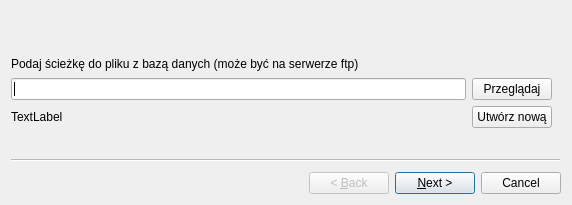
Old version of the form ustawieniawstepne.ui in the repository twardakm/zarzadzanie_projektami.
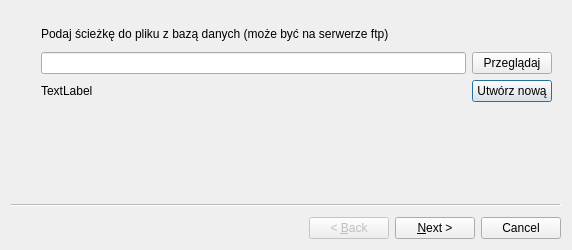
New version of the form.

What changed in the file:
```diff
--- a/ustawieniawstepne.ui
+++ b/ustawieniawstepne.ui
@@ -7,19 +7,19 @@
     <x>0</x>
     <y>0</y>
     <width>572</width>
-    <height>205</height>
+    <height>250</height>
    </rect>
   </property>
   <property name="minimumSize">
    <size>
     <width>572</width>
-    <height>205</height>
+    <height>250</height>
    </size>
   </property>
   <property name="maximumSize">
    <size>
     <width>572</width>
-    <height>205</height>
+    <height>250</height>
    </size>
   </property>
   <property name="windowTitle">
@@ -29,20 +29,37 @@
    <widget class="QWidget" name="gridLayoutWidget">
     <property name="geometry">
      <rect>
-      <x>0</x>
-      <y>0</y>
-      <width>541</width>
-      <height>117</height>
+      <x>30</x>
+      <y>-10</y>
+      <width>511</width>
+      <height>101</height>
      </rect>
     </property>
     <layout class="QGridLayout" name="gridLayout_2">
      <property name="topMargin">
-      <number>45</number>
+      <number>20</number>
      </property>
-     <item row="1" column="0">
+     <item row="4" column="1">
+      <widget class="QPushButton" name="utworz">
+       <property name="text">
+        <string>Utwórz nową</string>
+       </property>
+      </widget>
+     </item>
+     <item row="4" column="0">
+      <widget class="QLabel" name="blad">
+       <property name="text">
+        <string>TextLabel</string>
+       </property>
+       <property name="textFormat">
+        <enum>Qt::AutoText</enum>
+       </property>
+      </widget>
+     </item>
+     <item row="2" column="0">
       <widget class="QLineEdit" name="sciezka"/>
      </item>
-     <item row="1" column="1">
+     <item row="2" column="1">
       <widget class="QPushButton" name="przegladaj">
        <property name="text">
         <string>Przeglądaj</string>
@@ -56,23 +73,6 @@
        </property>
       </widget>
      </item>
-     <item row="2" column="0">
-      <widget class="QLabel" name="blad">
-       <property name="text">
-        <string>TextLabel</string>
-       </property>
-       <property name="textFormat">
-        <enum>Qt::AutoText</enum>
-       </property>
-      </widget>
-     </item>
-     <item row="2" column="1">
-      <widget class="QPushButton" name="utworz">
-       <property name="text">
-        <string>Utwórz nową</string>
-       </property>
-      </widget>
-     </item>
     </layout>
    </widget>
   </widget>
```
Left out of the diff: 6 changed lines with no effect on the pictures.
